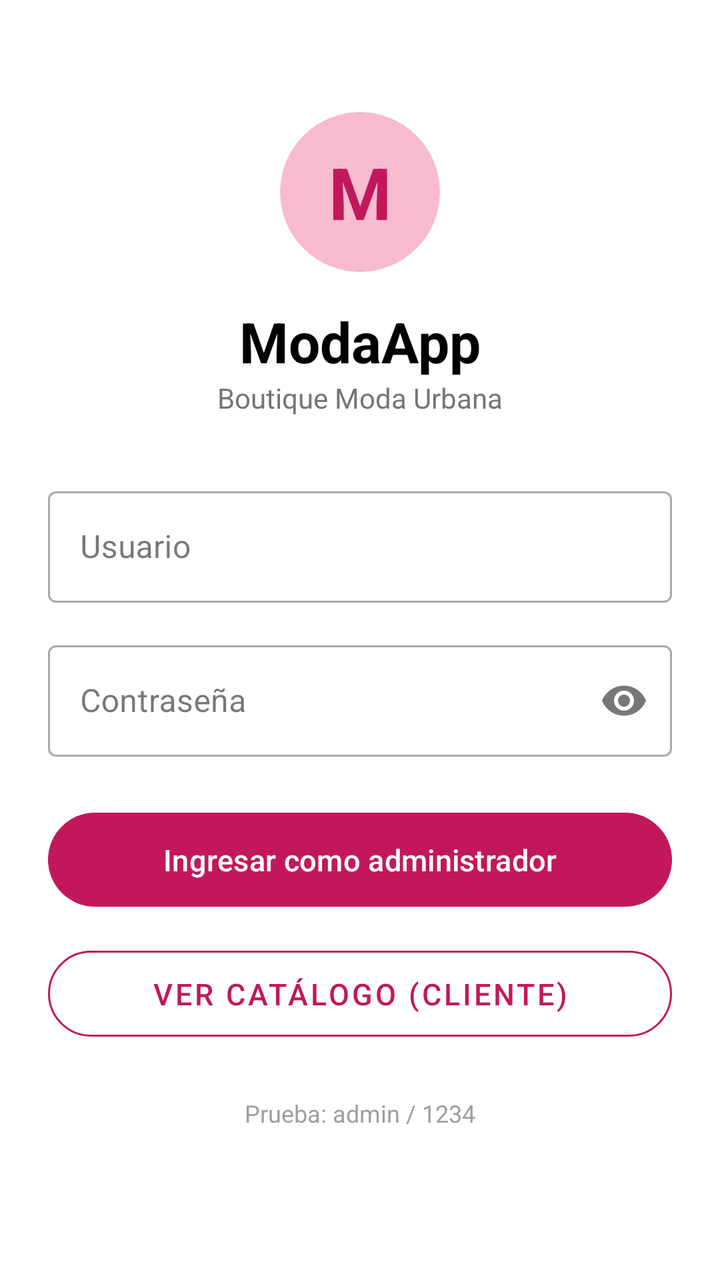
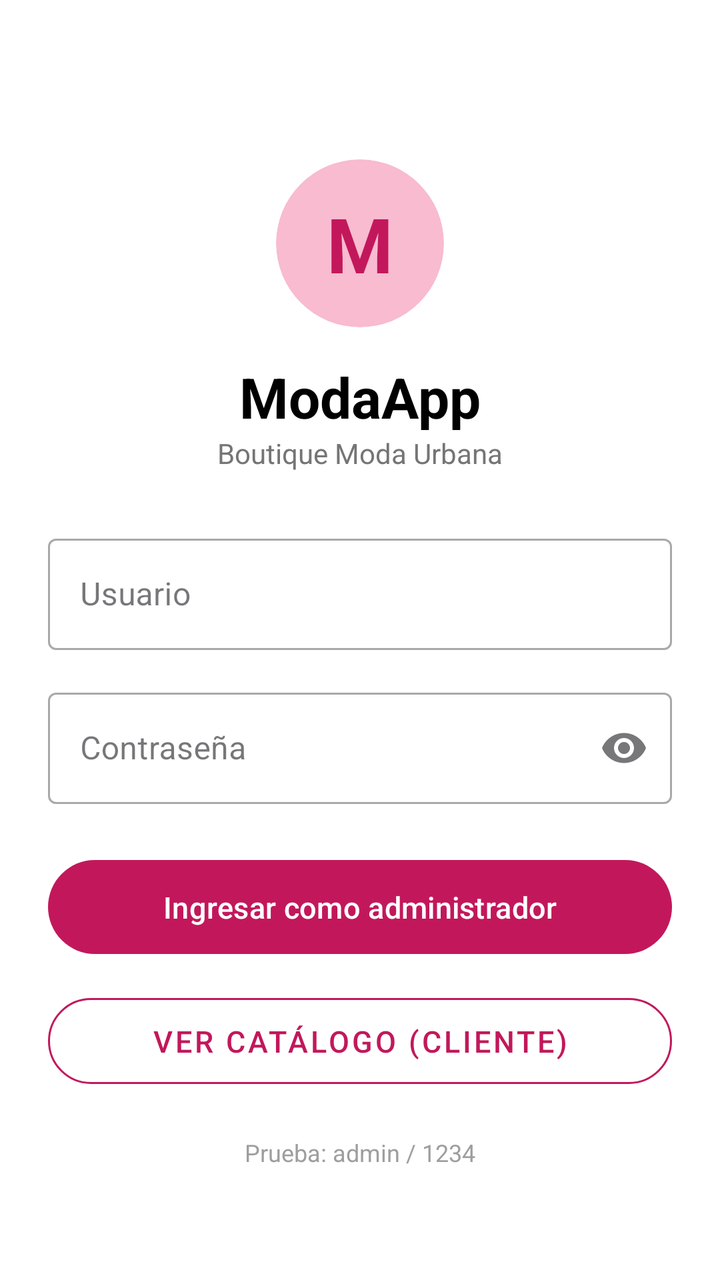

Before-and-after screenshots of an Android layout around one commit, followed by the original layout XML and the change that was made.
<!-- AndroidManifest.xml: application theme Theme.ModaApp -->
<!-- res/layout/activity_main.xml -->
<?xml version="1.0" encoding="utf-8"?>
<LinearLayout xmlns:android="http://schemas.android.com/apk/res/android"
    xmlns:app="http://schemas.android.com/apk/res-auto"
    xmlns:tools="http://schemas.android.com/tools"
    android:layout_width="match_parent"
    android:layout_height="match_parent"
    android:orientation="vertical"
    android:gravity="center_horizontal"
    android:padding="24dp"
    android:background="@color/white"
    tools:context=".MainActivity">

    
    <androidx.cardview.widget.CardView
        android:layout_width="80dp"
        android:layout_height="80dp"
        android:layout_marginTop="32dp"
        android:layout_marginBottom="16dp"
        app:cardCornerRadius="40dp"
        app:cardElevation="0dp"
        app:cardBackgroundColor="@color/rosa_claro">

        <TextView
            android:layout_width="match_parent"
            android:layout_height="match_parent"
            android:gravity="center"
            android:text="M"
            android:textColor="@color/rosa_moda"
            android:textSize="36sp"
            android:textStyle="bold" />
    </androidx.cardview.widget.CardView>

    
    <TextView
        android:layout_width="wrap_content"
        android:layout_height="wrap_content"
        android:text="@string/app_name"
        android:textSize="28sp"
        android:textStyle="bold"
        android:textColor="@color/black" />

    
    <TextView
        android:layout_width="wrap_content"
        android:layout_height="wrap_content"
        android:text="@string/subtitle_login"
        android:textSize="14sp"
        android:textColor="#757575"
        android:layout_marginBottom="32dp" />

    
    <com.google.android.material.textfield.TextInputLayout
        android:layout_width="match_parent"
        android:layout_height="wrap_content"
        android:layout_marginBottom="16dp"
        style="@style/Widget.MaterialComponents.TextInputLayout.OutlinedBox">

        <com.google.android.material.textfield.TextInputEditText
            android:id="@+id/etUsuario"
            android:layout_width="match_parent"
            android:layout_height="wrap_content"
            android:hint="@string/hint_usuario"
            android:inputType="text"
            android:maxLines="1" />
    </com.google.android.material.textfield.TextInputLayout>

    
    <com.google.android.material.textfield.TextInputLayout
        android:layout_width="match_parent"
        android:layout_height="wrap_content"
        android:layout_marginBottom="24dp"
        style="@style/Widget.MaterialComponents.TextInputLayout.OutlinedBox"
        app:endIconMode="password_toggle">

        <com.google.android.material.textfield.TextInputEditText
            android:id="@+id/etClave"
            android:layout_width="match_parent"
            android:layout_height="wrap_content"
            android:hint="@string/hint_contrasena"
            android:inputType="textPassword"
            android:maxLines="1" />
    </com.google.android.material.textfield.TextInputLayout>

    
    <com.google.android.material.button.MaterialButton
        android:id="@+id/btnIngresarAdmin"
        android:layout_width="match_parent"
        android:layout_height="55dp"
        android:text="@string/btn_ingresar_admin"
        android:textSize="15sp"
        app:backgroundTint="@color/rosa_moda"
        app:cornerRadius="28dp"
        android:layout_marginBottom="12dp" />

    
    <com.google.android.material.button.MaterialButton
        android:id="@+id/btnVerCatalogo"
        android:layout_width="match_parent"
        android:layout_height="55dp"
        android:text="@string/btn_ver_catalogo"
        android:textSize="15sp"
        style="@style/Widget.MaterialComponents.Button.OutlinedButton"
        app:strokeColor="@color/rosa_moda"
        android:textColor="@color/rosa_moda"
        app:cornerRadius="28dp" />

    
    <TextView
        android:layout_width="wrap_content"
        android:layout_height="wrap_content"
        android:text="@string/txt_prueba_admin"
        android:textSize="12sp"
        android:textColor="#9E9E9E"
        android:layout_marginTop="24dp" />

</LinearLayout>
<!-- resources referenced by this layout -->
<resources>
  <color name="black">#FF000000</color>
  <color name="rosa_claro">#F8BBD0</color>
  <color name="rosa_moda">#C2185B</color>
  <color name="white">#FFFFFFFF</color>
  <string name="app_name">ModaApp</string>
  <string name="btn_ingresar_admin">Ingresar como administrador</string>
  <string name="btn_ver_catalogo">Ver catálogo (cliente)</string>
  <string name="hint_contrasena">Contraseña</string>
  <string name="hint_usuario">Usuario</string>
  <string name="subtitle_login">Boutique Moda Urbana</string>
  <string name="txt_prueba_admin">Prueba: admin / 1234</string>
  <style name="Theme.ModaApp" parent="Base.Theme.ModaApp" />
  <style name="Base.Theme.ModaApp" parent="Theme.Material3.DayNight.NoActionBar">
          
          <item name="colorPrimary">@color/rosa_moda</item>
          <item name="colorOnPrimary">@color/white</item>
  
          
          <item name="android:statusBarColor">@color/rosa_oscuro</item>
      </style>
  <color name="rosa_oscuro">#880E4F</color>
</resources>

<!-- the commit's change to res/layout/activity_main.xml (unified diff, before → after) -->
@@ -1,116 +1,120 @@
 <?xml version="1.0" encoding="utf-8"?>
-<LinearLayout xmlns:android="http://schemas.android.com/apk/res/android"
+<ScrollView xmlns:android="http://schemas.android.com/apk/res/android"
     xmlns:app="http://schemas.android.com/apk/res-auto"
     xmlns:tools="http://schemas.android.com/tools"
     android:layout_width="match_parent"
     android:layout_height="match_parent"
-    android:orientation="vertical"
-    android:gravity="center_horizontal"
-    android:padding="24dp"
     android:background="@color/white"
+    android:fillViewport="true"
     tools:context=".MainActivity">
 
-    
-    <androidx.cardview.widget.CardView
-        android:layout_width="80dp"
-        android:layout_height="80dp"
-        android:layout_marginTop="32dp"
-        android:layout_marginBottom="16dp"
-        app:cardCornerRadius="40dp"
-        app:cardElevation="0dp"
-        app:cardBackgroundColor="@color/rosa_claro">
+    <LinearLayout
+        android:layout_width="match_parent"
+        android:layout_height="wrap_content"
+        android:orientation="vertical"
+        android:gravity="center"
+        android:paddingHorizontal="24dp"
+        android:paddingTop="48dp"
+        android:paddingBottom="24dp">
+
+        
+        <androidx.cardview.widget.CardView
+            android:layout_width="84dp"
+            android:layout_height="84dp"
+            android:layout_marginBottom="16dp"
+            app:cardCornerRadius="42dp"
+            app:cardElevation="0dp"
+            app:cardBackgroundColor="@color/rosa_claro">
+
+            <TextView
+                android:layout_width="match_parent"
+                android:layout_height="match_parent"
+                android:gravity="center"
+                android:text="M"
+                android:textColor="@color/rosa_moda"
+                android:textSize="38sp"
+                android:textStyle="bold" />
+        </androidx.cardview.widget.CardView>
+
+        
+        <TextView
+            android:layout_width="wrap_content"
+            android:layout_height="wrap_content"
+            android:text="@string/app_name"
+            android:textSize="28sp"
+            android:textStyle="bold"
+            android:textColor="@color/black" />
 
         <TextView
-            android:layout_width="match_parent"
-            android:layout_height="match_parent"
-            android:gravity="center"
-            android:text="M"
-            android:textColor="@color/rosa_moda"
-            android:textSize="36sp"
-            android:textStyle="bold" />
-    </androidx.cardview.widget.CardView>
+            android:layout_width="wrap_content"
+            android:layout_height="wrap_content"
+            android:text="@string/subtitle_login"
+            android:textSize="14sp"
+            android:textColor="#757575"
+            android:layout_marginBottom="28dp" />
 
-    
-    <TextView
-        android:layout_width="wrap_content"
-        android:layout_height="wrap_content"
-        android:text="@string/app_name"
-        android:textSize="28sp"
-        android:textStyle="bold"
-        android:textColor="@color/black" />
-
-    
-    <TextView
-        android:layout_width="wrap_content"
-        android:layout_height="wrap_content"
-        android:text="@string/subtitle_login"
-        android:textSize="14sp"
-        android:textColor="#757575"
-        android:layout_marginBottom="32dp" />
-
-    
-    <com.google.android.material.textfield.TextInputLayout
-        android:layout_width="match_parent"
-        android:layout_height="wrap_content"
-        android:layout_marginBottom="16dp"
-        style="@style/Widget.MaterialComponents.TextInputLayout.OutlinedBox">
-
-        <com.google.android.material.textfield.TextInputEditText
-            android:id="@+id/etUsuario"
+        
+        <com.google.android.material.textfield.TextInputLayout
             android:layout_width="match_parent"
             android:layout_height="wrap_content"
-            android:hint="@string/hint_usuario"
-            android:inputType="text"
-            android:maxLines="1" />
-    </com.google.android.material.textfield.TextInputLayout>
+            android:layout_marginBottom="16dp"
+            style="@style/Widget.MaterialComponents.TextInputLayout.OutlinedBox">
 
-    
-    <com.google.android.material.textfield.TextInputLayout
-        android:layout_width="match_parent"
-        android:layout_height="wrap_content"
-        android:layout_marginBottom="24dp"
-        style="@style/Widget.MaterialComponents.TextInputLayout.OutlinedBox"
-        app:endIconMode="password_toggle">
+            <com.google.android.material.textfield.TextInputEditText
+                android:id="@+id/etUsuario"
+                android:layout_width="match_parent"
+                android:layout_height="wrap_content"
+                android:hint="@string/hint_usuario"
+                android:inputType="text"
+                android:maxLines="1" />
+        </com.google.android.material.textfield.TextInputLayout>
 
-        <com.google.android.material.textfield.TextInputEditText
-            android:id="@+id/etClave"
+        
+        <com.google.android.material.textfield.TextInputLayout
             android:layout_width="match_parent"
             android:layout_height="wrap_content"
-            android:hint="@string/hint_contrasena"
-            android:inputType="textPassword"
-            android:maxLines="1" />
-    </com.google.android.material.textfield.TextInputLayout>
+            android:layout_marginBottom="24dp"
+            style="@style/Widget.MaterialComponents.TextInputLayout.OutlinedBox"
+            app:endIconMode="password_toggle">
 
-    
-    <com.google.android.material.button.MaterialButton
-        android:id="@+id/btnIngresarAdmin"
-        android:layout_width="match_parent"
-        android:layout_height="55dp"
-        android:text="@string/btn_ingresar_admin"
-        android:textSize="15sp"
-        app:backgroundTint="@color/rosa_moda"
-        app:cornerRadius="28dp"
-        android:layout_marginBottom="12dp" />
+            <com.google.android.material.textfield.TextInputEditText
+                android:id="@+id/etClave"
+                android:layout_width="match_parent"
+                android:layout_height="wrap_content"
+                android:hint="@string/hint_contrasena"
+                android:inputType="textPassword"
+                android:maxLines="1" />
+        </com.google.android.material.textfield.TextInputLayout>
 
-    
-    <com.google.android.material.button.MaterialButton
-        android:id="@+id/btnVerCatalogo"
-        android:layout_width="match_parent"
-        android:layout_height="55dp"
-        android:text="@string/btn_ver_catalogo"
-        android:textSize="15sp"
-        style="@style/Widget.MaterialComponents.Button.OutlinedButton"
-        app:strokeColor="@color/rosa_moda"
-        android:textColor="@color/rosa_moda"
-        app:cornerRadius="28dp" />
+        
+        <com.google.android.material.button.MaterialButton
+            android:id="@+id/btnIngresarAdmin"
+            android:layout_width="match_parent"
+            android:layout_height="55dp"
+            android:text="@string/btn_ingresar_admin"
+            android:textSize="15sp"
+            app:backgroundTint="@color/rosa_moda"
+            app:cornerRadius="28dp"
+            android:layout_marginBottom="12dp" />
 
-    
-    <TextView
-        android:layout_width="wrap_content"
-        android:layout_height="wrap_content"
-        android:text="@string/txt_prueba_admin"
-        android:textSize="12sp"
-        android:textColor="#9E9E9E"
-        android:layout_marginTop="24dp" />
+        <com.google.android.material.button.MaterialButton
+            android:id="@+id/btnVerCatalogo"
+            android:layout_width="match_parent"
+            android:layout_height="55dp"
+            android:text="@string/btn_ver_catalogo"
+            android:textSize="15sp"
+            style="@style/Widget.MaterialComponents.Button.OutlinedButton"
+            app:strokeColor="@color/rosa_moda"
+            android:textColor="@color/rosa_moda"
+            app:cornerRadius="28dp" />
 
-</LinearLayout>
+        <TextView
+            android:layout_width="wrap_content"
+            android:layout_height="wrap_content"
+            android:text="@string/txt_prueba_admin"
+            android:textSize="12sp"
+            android:textColor="#9E9E9E"
+            android:layout_marginTop="20dp" />
+
+    </LinearLayout>
+</ScrollView>
